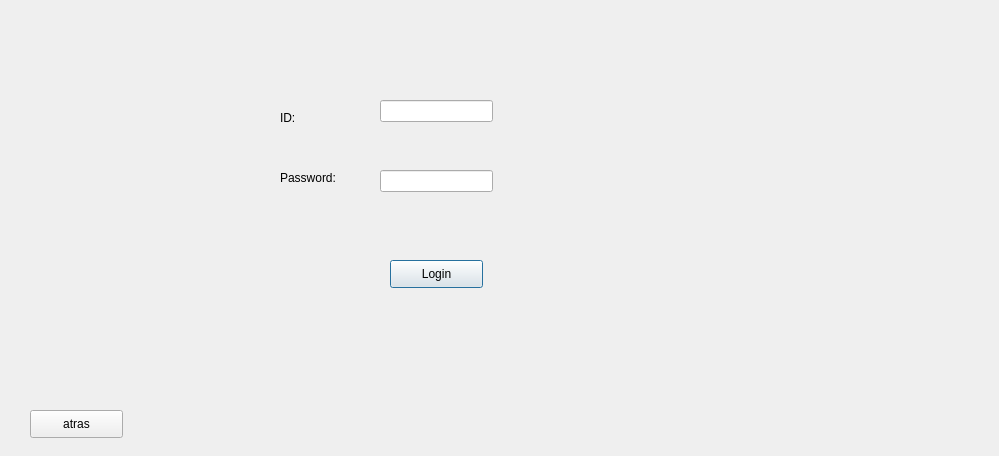
This is RestSucursal/loginadmin.ui in kpzaolod6000/HELLOWORLD as Qt 5 draws it before an edit. The edited form follows.
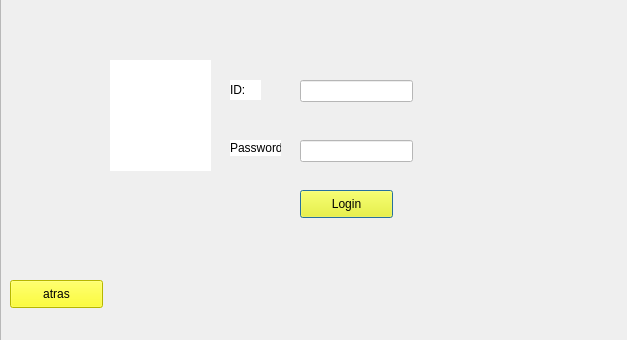
This is the edited form. Icons and pictures are not drawn.

```diff
--- a/RestSucursal/loginadmin.ui
+++ b/RestSucursal/loginadmin.ui
@@ -6,42 +6,54 @@
    <rect>
     <x>0</x>
     <y>0</y>
-    <width>999</width>
-    <height>456</height>
+    <width>627</width>
+    <height>340</height>
    </rect>
   </property>
   <property name="windowTitle">
    <string>Dialog</string>
   </property>
+  <property name="styleSheet">
+   <string notr="true"/>
+  </property>
   <widget class="QLineEdit" name="lineEdit_codigo">
    <property name="geometry">
     <rect>
-     <x>380</x>
-     <y>100</y>
+     <x>300</x>
+     <y>80</y>
      <width>113</width>
      <height>22</height>
     </rect>
    </property>
+   <property name="styleSheet">
+    <string notr="true">background-color: rgb(255, 255, 255);</string>
+   </property>
   </widget>
   <widget class="QLineEdit" name="lineEdit_password">
    <property name="geometry">
     <rect>
-     <x>380</x>
-     <y>170</y>
+     <x>300</x>
+     <y>140</y>
      <width>113</width>
      <height>22</height>
     </rect>
    </property>
+   <property name="styleSheet">
+    <string notr="true">background-color: rgb(255, 255, 255);</string>
+   </property>
   </widget>
   <widget class="QLabel" name="label">
    <property name="geometry">
     <rect>
-     <x>280</x>
-     <y>110</y>
-     <width>55</width>
-     <height>16</height>
+     <x>230</x>
+     <y>80</y>
+     <width>31</width>
+     <height>20</height>
     </rect>
    </property>
+   <property name="styleSheet">
+    <string notr="true">background-color: rgb(255, 255, 255);</string>
+   </property>
    <property name="text">
     <string>ID:</string>
    </property>
@@ -49,12 +61,15 @@
   <widget class="QLabel" name="label_2">
    <property name="geometry">
     <rect>
-     <x>280</x>
-     <y>170</y>
-     <width>71</width>
+     <x>230</x>
+     <y>140</y>
+     <width>51</width>
      <height>16</height>
     </rect>
    </property>
+   <property name="styleSheet">
+    <string notr="true">background-color: rgb(255, 255, 255);</string>
+   </property>
    <property name="text">
     <string>Password:</string>
    </property>
@@ -62,25 +77,72 @@
   <widget class="QPushButton" name="pushButton_login">
    <property name="geometry">
     <rect>
-     <x>390</x>
-     <y>260</y>
+     <x>300</x>
+     <y>190</y>
      <width>93</width>
      <height>28</height>
     </rect>
    </property>
+   <property name="styleSheet">
+    <string notr="true">background-color: rgb(255, 255, 0);</string>
+   </property>
    <property name="text">
     <string>Login</string>
    </property>
   </widget>
+  <widget class="QLabel" name="label_3">
+   <property name="geometry">
+    <rect>
+     <x>110</x>
+     <y>60</y>
+     <width>101</width>
+     <height>111</height>
+    </rect>
+   </property>
+   <property name="styleSheet">
+    <string notr="true">background-color: rgb(255, 255, 255);</string>
+   </property>
+   <property name="text">
+    <string/>
+   </property>
+   <property name="pixmap">
+    <pixmap resource="image.qrc">:/image/61582045_2882921455083840_2986804722465243136_n.png</pixmap>
+   </property>
+   <property name="scaledContents">
+    <bool>true</bool>
+   </property>
+  </widget>
+  <widget class="QFrame" name="frame">
+   <property name="geometry">
+    <rect>
+     <x>0</x>
+     <y>-10</y>
+     <width>641</width>
+     <height>351</height>
+    </rect>
+   </property>
+   <property name="styleSheet">
+    <string notr="true">background-image: url(:/image/107525323_282495186394929_5911216239822423774_n.jpg);</string>
+   </property>
+   <property name="frameShape">
+    <enum>QFrame::StyledPanel</enum>
+   </property>
+   <property name="frameShadow">
+    <enum>QFrame::Raised</enum>
+   </property>
+  </widget>
   <widget class="QPushButton" name="pushButton_back">
    <property name="geometry">
     <rect>
-     <x>30</x>
-     <y>410</y>
+     <x>10</x>
+     <y>280</y>
      <width>93</width>
      <height>28</height>
     </rect>
    </property>
+   <property name="styleSheet">
+    <string notr="true">background-color: rgb(255, 255, 0);</string>
+   </property>
    <property name="text">
     <string>atras</string>
    </property>
```
Left out of the diff: 12 changed lines with no effect on the pictures.
